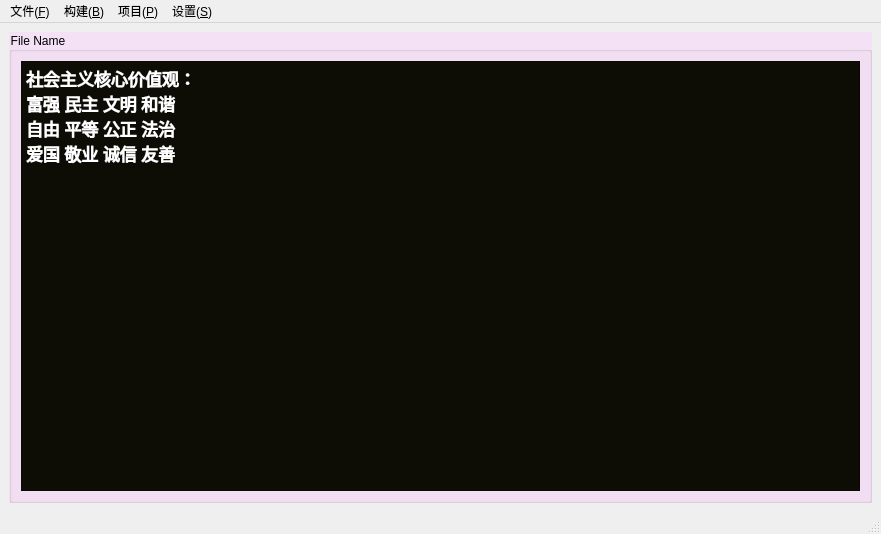
Before: the Qt Designer form mainwindow.ui in hgfugotry/iCppEditor, drawn with Qt 5.
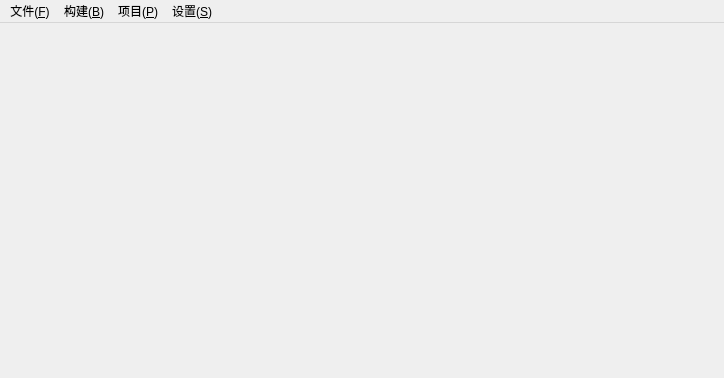
After: the same form once the commit is applied.

```diff
--- a/mainwindow.ui
+++ b/mainwindow.ui
@@ -6,8 +6,8 @@
    <rect>
     <x>0</x>
     <y>0</y>
-    <width>881</width>
-    <height>534</height>
+    <width>724</width>
+    <height>378</height>
    </rect>
   </property>
   <property name="windowTitle">
@@ -17,42 +17,9 @@
    <string notr="true"/>
   </property>
   <widget class="QWidget" name="centralwidget">
-   <layout class="QHBoxLayout" name="horizontalLayout_2">
+   <layout class="QHBoxLayout" name="horizontalLayout_3">
     <item>
-     <widget class="QGroupBox" name="fileNameGroupBox">
-      <property name="styleSheet">
-       <string notr="true">background:rgb(245,225,245);</string>
-      </property>
-      <property name="title">
-       <string>File Name</string>
-      </property>
-      <layout class="QHBoxLayout" name="horizontalLayout_3">
-       <item>
-        <widget class="QPlainTextEdit" name="plainTextEdit">
-         <property name="font">
-          <font>
-           <family>Noto Sans Hatran</family>
-           <pointsize>13</pointsize>
-           <bold>true</bold>
-          </font>
-         </property>
-         <property name="styleSheet">
-          <string notr="true">background:rgb(13, 13, 6);
-color:rgb(255,255,255);</string>
-         </property>
-         <property name="lineWrapMode">
-          <enum>QPlainTextEdit::LineWrapMode::NoWrap</enum>
-         </property>
-         <property name="plainText">
-          <string>社会主义核心价值观：
-富强 民主 文明 和谐
-自由 平等 公正 法治
-爱国 敬业 诚信 友善</string>
-         </property>
-        </widget>
-       </item>
-      </layout>
-     </widget>
+     <layout class="QHBoxLayout" name="mainWindowLayout"/>
     </item>
    </layout>
   </widget>
@@ -61,7 +28,7 @@
     <rect>
      <x>0</x>
      <y>0</y>
-     <width>881</width>
+     <width>724</width>
      <height>27</height>
     </rect>
    </property>
@@ -100,7 +67,6 @@
    <addaction name="menuProject_P"/>
    <addaction name="menuSettings_S"/>
   </widget>
-  <widget class="QStatusBar" name="statusbar"/>
   <action name="actionFileOpen_O">
    <property name="text">
     <string>打开(&amp;O)</string>
```
